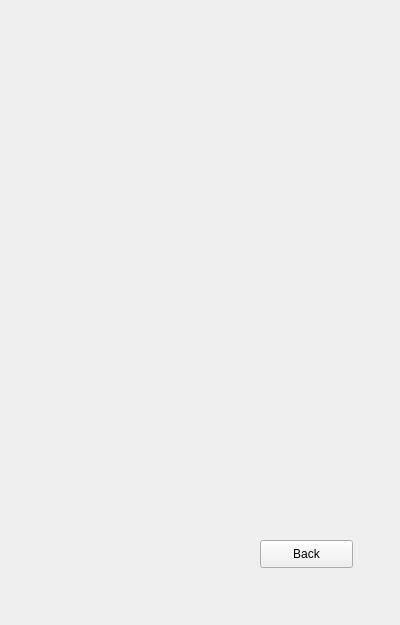
Qt form setting.ui (daixu35/FlappyBird) before a commit.
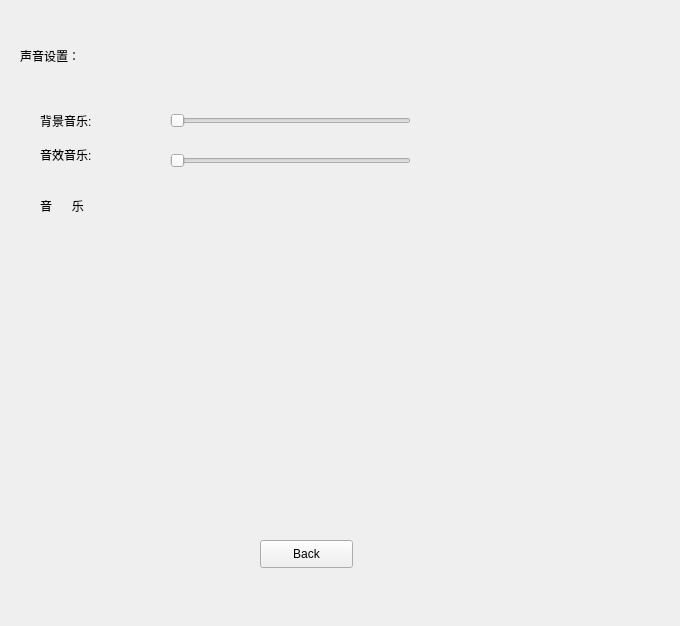
The same form after that commit.

Commit message: 背景音乐，音量，设置界面

The edit to the form file:
```diff
--- a/setting.ui
+++ b/setting.ui
@@ -6,8 +6,8 @@
    <rect>
     <x>0</x>
     <y>0</y>
-    <width>400</width>
-    <height>625</height>
+    <width>680</width>
+    <height>626</height>
    </rect>
   </property>
   <property name="windowTitle">
@@ -26,6 +26,106 @@
     <string>Back</string>
    </property>
   </widget>
+  <widget class="QLabel" name="Volume">
+   <property name="geometry">
+    <rect>
+     <x>20</x>
+     <y>40</y>
+     <width>72</width>
+     <height>31</height>
+    </rect>
+   </property>
+   <property name="text">
+    <string>声音设置：</string>
+   </property>
+  </widget>
+  <widget class="QLabel" name="bgmVolume">
+   <property name="geometry">
+    <rect>
+     <x>40</x>
+     <y>110</y>
+     <width>81</width>
+     <height>21</height>
+    </rect>
+   </property>
+   <property name="text">
+    <string>背景音乐:</string>
+   </property>
+  </widget>
+  <widget class="QLabel" name="SoundEffects">
+   <property name="geometry">
+    <rect>
+     <x>40</x>
+     <y>144</y>
+     <width>101</width>
+     <height>21</height>
+    </rect>
+   </property>
+   <property name="text">
+    <string>音效音乐:</string>
+   </property>
+  </widget>
+  <widget class="QSlider" name="bgmVolumeSlider">
+   <property name="geometry">
+    <rect>
+     <x>170</x>
+     <y>110</y>
+     <width>241</width>
+     <height>22</height>
+    </rect>
+   </property>
+   <property name="maximum">
+    <number>100</number>
+   </property>
+   <property name="orientation">
+    <enum>Qt::Horizontal</enum>
+   </property>
+   <property name="tickPosition">
+    <enum>QSlider::NoTicks</enum>
+   </property>
+  </widget>
+  <widget class="QSlider" name="SoundEffectsslider">
+   <property name="geometry">
+    <rect>
+     <x>170</x>
+     <y>150</y>
+     <width>241</width>
+     <height>22</height>
+    </rect>
+   </property>
+   <property name="maximum">
+    <number>100</number>
+   </property>
+   <property name="orientation">
+    <enum>Qt::Horizontal</enum>
+   </property>
+  </widget>
+  <widget class="QLabel" name="mask">
+   <property name="geometry">
+    <rect>
+     <x>20</x>
+     <y>270</y>
+     <width>541</width>
+     <height>301</height>
+    </rect>
+   </property>
+   <property name="text">
+    <string> </string>
+   </property>
+  </widget>
+  <widget class="QLabel" name="musicListName">
+   <property name="geometry">
+    <rect>
+     <x>40</x>
+     <y>190</y>
+     <width>81</width>
+     <height>31</height>
+    </rect>
+   </property>
+   <property name="text">
+    <string>音      乐</string>
+   </property>
+  </widget>
  </widget>
  <resources/>
  <connections/>
```
The commit also changes 10 other files.
